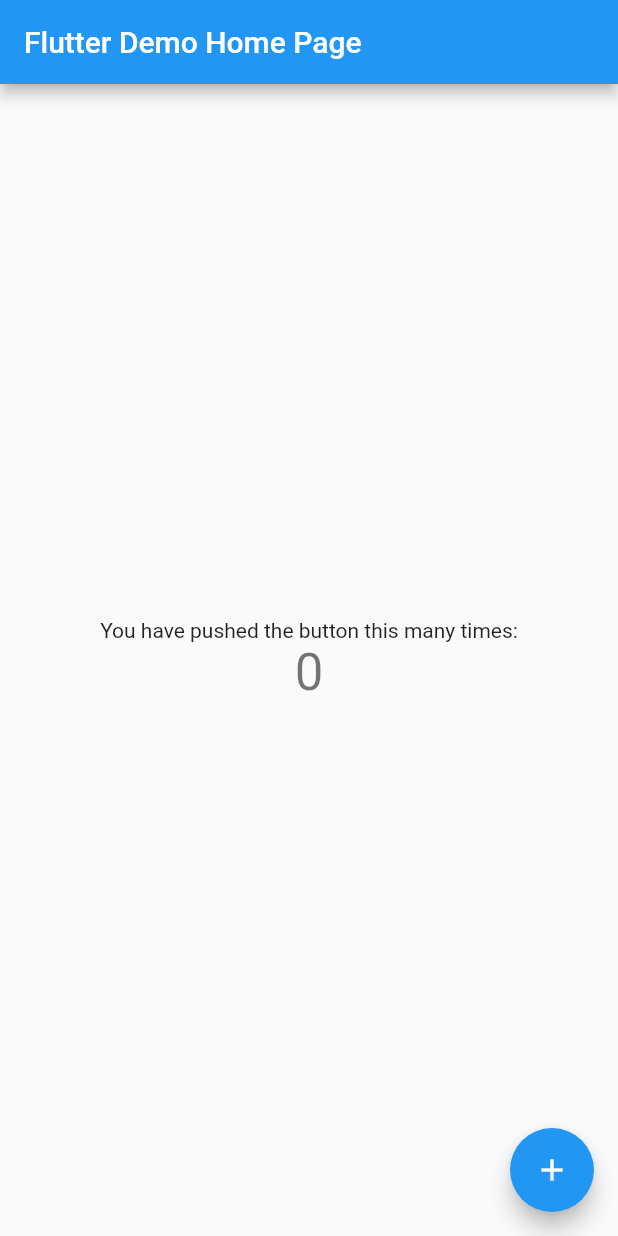
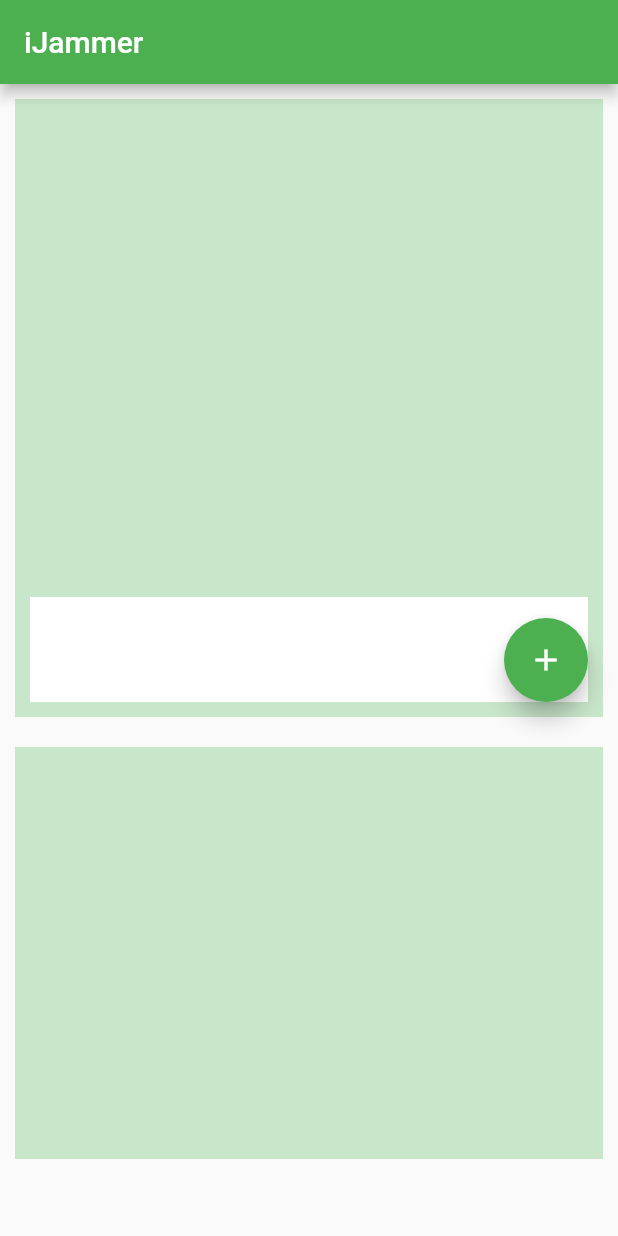
Before and after one commit to nartojunior/mpes0013-desenv-apl-moveis, a Flutter app: the screen it shows after launch, on a phone screen of 412 x 824 dp. Run offline on Flutter 3.47's test engine with Material 2 defaults, Android fonts, the phone set to English and light mode, and no system bars.

Commit message:
Começando a trabalhar com containers

```diff
--- a/mpes0013/lib/main.dart
+++ b/mpes0013/lib/main.dart
@@ -7,7 +7,7 @@ class MyApp extends StatelessWidget {
   @override
   Widget build(BuildContext context) {
     return MaterialApp(
-      title: 'Flutter Demo',
+      title: 'iJammer',
       theme: ThemeData(
         // This is the theme of your application.
         //
@@ -18,9 +18,9 @@ class MyApp extends StatelessWidget {
         // or simply save your changes to "hot reload" in a Flutter IDE).
         // Notice that the counter didn't reset back to zero; the application
         // is not restarted.
-        primarySwatch: Colors.blue,
+        primarySwatch: Colors.green,
       ),
-      home: MyHomePage(title: 'Flutter Demo Home Page'),
+      home: MyHomePage(title: 'iJammer'),
     );
   }
 }
@@ -89,23 +89,71 @@ class _MyHomePageState extends State<MyHomePage> {
           // center the children vertically; the main axis here is the vertical
           // axis because Columns are vertical (the cross axis would be
           // horizontal).
-          mainAxisAlignment: MainAxisAlignment.center,
+          mainAxisAlignment: MainAxisAlignment.start,
           children: <Widget>[
-            Text(
+            Container( // to do container
+              margin: const EdgeInsets.all(10.0),
+              color: Colors.green[100],
+              width: MediaQuery.of(context).size.width,
+              height: MediaQuery.of(context).size.height/2,
+              child:  Column( //scroll columns
+                mainAxisAlignment: MainAxisAlignment.end,
+                children: <Widget>[
+                  Container(
+
+                    margin: const EdgeInsets.all(10.0),
+                    alignment: Alignment.bottomCenter,
+                    color: Colors.white,//[100],
+                    width: MediaQuery.of(context).size.width,
+                    height: 70,
+                    child: // botao de adicionar task
+
+                    Row(
+                      mainAxisAlignment: MainAxisAlignment.end,
+                      children: <Widget>[
+                      FloatingActionButton(
+
+                        onPressed: _incrementCounter,
+                        tooltip: 'AddTask',
+                        child: Icon(Icons.add),
+                      ), // This trailing comma makes auto-formatting nicer for build methods.
+
+                    ]
+
+
+                    )
+                    )
+                  ]
+
+
+              )
+            ),
+            Container( // o pomodoro precisa rodar dentro desse container
+              margin: const EdgeInsets.all(10.0),
+              color: Colors.green[100],
+              width: MediaQuery.of(context).size.width,
+              height: MediaQuery.of(context).size.height/3,
+            ),
+
+
+            /*Text(
               'You have pushed the button this many times:',
             ),
             Text(
               '$_counter',
               style: Theme.of(context).textTheme.display1,
-            ),
-          ],
+            ),*/
+
+
+            ],
         ),
       ),
-      floatingActionButton: FloatingActionButton(
+      /*floatingActionButton: FloatingActionButton(
         onPressed: _incrementCounter,
         tooltip: 'Increment',
         child: Icon(Icons.add),
       ), // This trailing comma makes auto-formatting nicer for build methods.
+    */
     );
   }
 }
```
